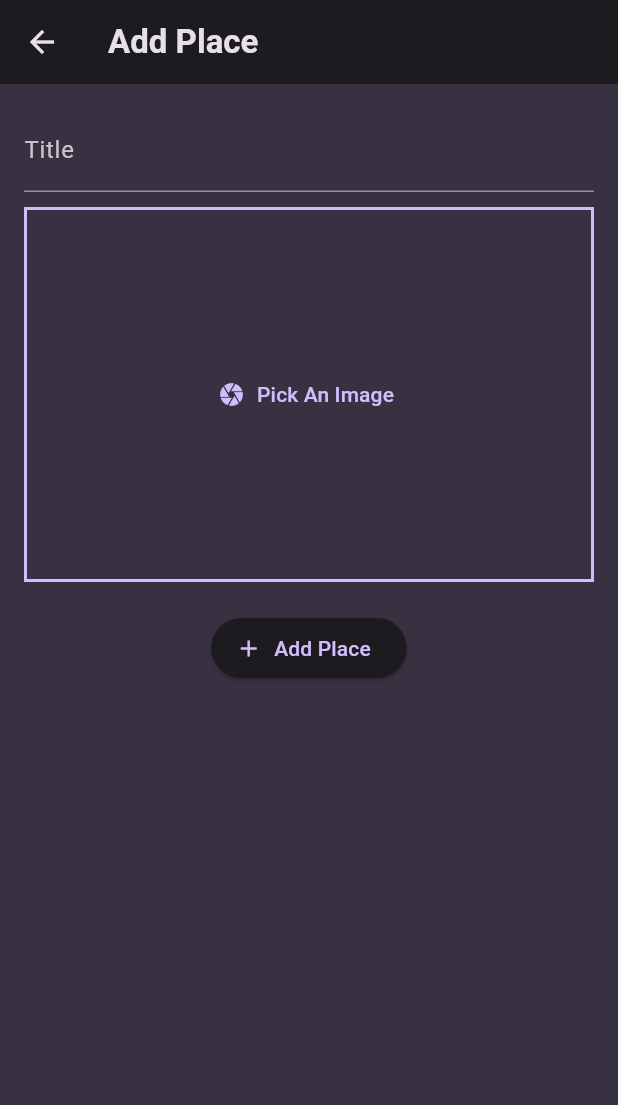
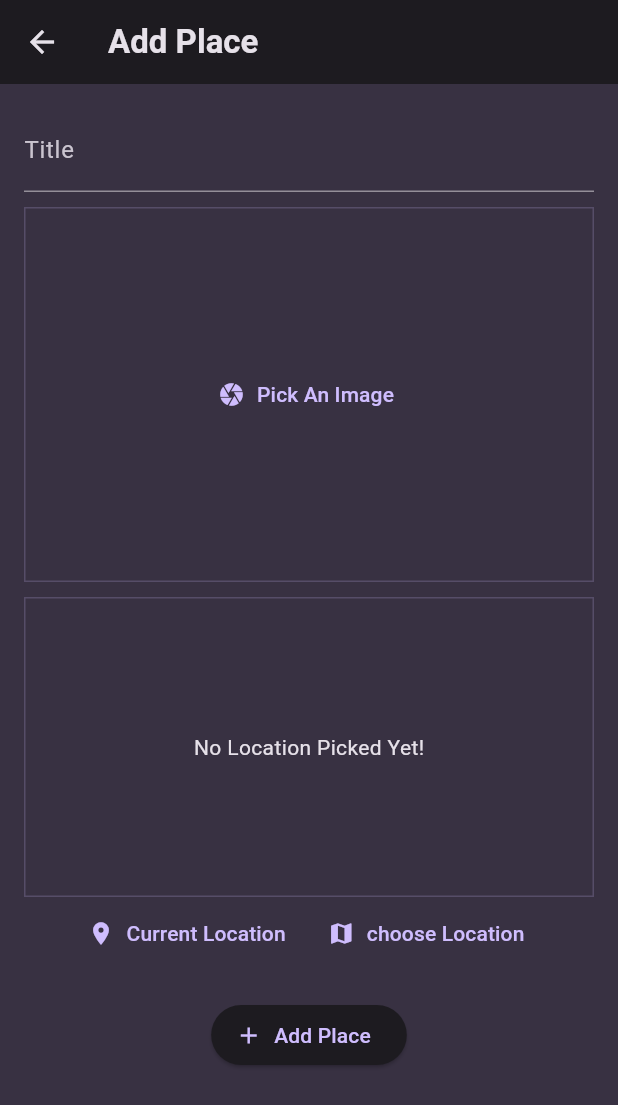
Before and after one commit to minaemil10/favourite_places, a Flutter app: the AddPlaceForm screen opened directly, on a phone screen of 412 x 824 dp. Shown: the top 1105 px of the screen. Run offline on Flutter 3.47's test engine with Material 3 defaults, Android fonts, the phone set to English and light mode, and no system bars; our stand-ins replace flutter_riverpod, google_fonts, image_picker, location.

Commit message:
added set my current location functionality

```diff
--- a/lib/models/fav_place.dart
+++ b/lib/models/fav_place.dart
@@ -1,9 +1,27 @@
 import 'dart:io';
 
+class PlaceLocation {
+  PlaceLocation({
+    required this.longitude,
+    required this.latitude,
+    required this.address,
+  });
+
+  final double longitude;
+  final double latitude;
+  final String address;
+}
+
 class FavPlace {
-  FavPlace({required this.id,required this.title,required this.image });
+  FavPlace({
+    required this.id,
+    required this.title,
+    required this.image,
+    required this.location,
+  });
 
   final String id;
   final String title;
   final File image;
+  final PlaceLocation location;
 }
--- a/lib/providers/fav_places_provider.dart
+++ b/lib/providers/fav_places_provider.dart
@@ -1,4 +1,3 @@
-
 import 'dart:io';
 
 import 'package:flutter_riverpod/flutter_riverpod.dart';
@@ -11,8 +10,13 @@ const uuid = Uuid();
 class FavPlacesNotifier extends StateNotifier<List<FavPlace>> {
   FavPlacesNotifier(super.state);
 
-  void addPlace(String title, File image) {
-    final newPlace = FavPlace(id: uuid.v4(), title: title,image: image);
+  void addPlace(String title, File image,PlaceLocation location) {
+    final newPlace = FavPlace(
+      id: uuid.v4(),
+      title: title,
+      image: image,
+      location: location,
+    );
     state = [newPlace, ...state];
   }
 }
--- a/lib/screens/add_place_form.dart
+++ b/lib/screens/add_place_form.dart
@@ -1,3 +1,5 @@
+import 'package:favourite_places/models/fav_place.dart';
+import 'package:favourite_places/widgets/pick_location.dart';
 import 'package:flutter/material.dart';
 import 'dart:io';
 
@@ -17,17 +19,19 @@ class _AddPlaceFormState extends ConsumerState<AddPlaceForm> {
   final formKey = GlobalKey<FormState>();
   File? image;
   String title = '';
+  PlaceLocation? location;
 
   void onAddPlace() {
     if (formKey.currentState!.validate()) {
-      if (image != null) {
+      if (image != null && location != null) {
         formKey.currentState!.save();
-        ref.read(favPlacesProvider.notifier).addPlace(title, image!);
+        ref.read(favPlacesProvider.notifier).addPlace(title, image!, location!);
         Navigator.pop(context); // Close the bottom sheet
       } else {
-        ScaffoldMessenger.of(
-          context,
-        ).showSnackBar(SnackBar(content: Text('Must Pick an image!')));
+        ScaffoldMessenger.of(context).clearSnackBars();
+        ScaffoldMessenger.of(context).showSnackBar(
+          SnackBar(content: Text('Must Pick an image & location!')),
+        );
       }
     }
   }
@@ -63,6 +67,12 @@ class _AddPlaceFormState extends ConsumerState<AddPlaceForm> {
               ),
               const SizedBox(height: 10),
               PickImage(onPick: onPickImage),
+              const SizedBox(height: 10),
+              PickLocation(
+                onSelectLocation: (loc) {
+                  location = loc;
+                },
+              ),
               const SizedBox(height: 20),
               ElevatedButton.icon(
                 onPressed: onAddPlace,
--- a/lib/widgets/pick_image.dart
+++ b/lib/widgets/pick_image.dart
@@ -49,8 +49,8 @@ class _PickImageState extends State<PickImage> {
       width: double.infinity,
       decoration: BoxDecoration(
         border: Border.all(
-          width: 2,
-          color: Theme.of(context).colorScheme.primary,
+          width: 1,
+          color: Theme.of(context).colorScheme.primary.withAlpha((0.2*255).toInt()),
         ),
       ),
       child: content,
--- /dev/null
+++ b/lib/widgets/pick_location.dart
@@ -0,0 +1,130 @@
+import 'dart:convert';
+
+import 'package:favourite_places/models/fav_place.dart';
+import 'package:flutter/material.dart';
+import 'package:location/location.dart';
+import 'package:http/http.dart' as http;
+
+class PickLocation extends StatefulWidget {
+  const PickLocation({super.key, required this.onSelectLocation});
+  final Function(PlaceLocation) onSelectLocation;
+  @override
+  State<PickLocation> createState() => _PickLocationState();
+}
+
+class _PickLocationState extends State<PickLocation> {
+  PlaceLocation? chosenLocation;
+  bool isChoosingLocation = false;
+
+  String get locationImageURL {
+    if (chosenLocation == null) {
+      return '';
+    }
+    final lat = chosenLocation!.latitude;
+    final lng = chosenLocation!.longitude;
+    return 'https://maps.googleapis.com/maps/api/staticmap?center=$lat,$lng&zoom=14&size=600x300&maptype=roadmap&markers=color:red%7Clabel:S%7C$lat,$lng&key=AIzaSyAWn2RgxY6qXV967TqpejoGqA9Xt1mtuY4';
+  }
+
+  void getCurrentLocation() async {
+    Location location = Location();
+
+    bool serviceEnabled;
+    PermissionStatus permissionGranted;
+    LocationData locationData;
+
+    serviceEnabled = await location.serviceEnabled();
+    if (!serviceEnabled) {
+      serviceEnabled = await location.requestService();
+      if (!serviceEnabled) {
+        return;
+      }
+    }
+
+    permissionGranted = await location.hasPermission();
+    if (permissionGranted == PermissionStatus.denied) {
+      permissionGranted = await location.requestPermission();
+      if (permissionGranted != PermissionStatus.granted) {
+        return;
+      }
+    }
+
+    setState(() {
+      isChoosingLocation = true;
+    });
+
+    locationData = await location.getLocation();
+    var lat = locationData.latitude;
+    var lng = locationData.longitude;
+    var url = Uri.parse(
+      'https://maps.googleapis.com/maps/api/geocode/json?latlng=$lat,$lng&key=AIzaSyAWn2RgxY6qXV967TqpejoGqA9Xt1mtuY4',
+    );
+    if (lat == null || lng == null) {
+      return;
+    }
+    var response = await http.get(url);
+    var decodedResponse = json.decode(response.body);
+    var address = decodedResponse['results'][0]['formatted_address'];
+    // print(address);
+    // print(locationData.longitude);
+    // print(locationData.latitude);
+
+    setState(() {
+      isChoosingLocation = false;
+      chosenLocation = PlaceLocation(
+        longitude: lng,
+        latitude: lat,
+        address: address,
+      );
+      widget.onSelectLocation(chosenLocation!);
+    });
+  }
+
+  @override
+  Widget build(BuildContext context) {
+    Widget content = Text(
+      'No Location Picked Yet!',
+      style: Theme.of(context).textTheme.bodyMedium!.copyWith(
+        color: Theme.of(context).colorScheme.onSurface,
+      ),
+    );
+    if (isChoosingLocation) {
+      content = CircularProgressIndicator();
+    }
+    if ( chosenLocation != null) {
+      content = Image.network(locationImageURL, fit: BoxFit.cover);
+    }
+    return Column(
+      children: [
+        Container(
+          height: 200,
+          width: double.infinity,
+          alignment: Alignment.center,
+          decoration: BoxDecoration(
+            border: Border.all(
+              width: 1,
+              color: Theme.of(
+                context,
+              ).colorScheme.primary.withAlpha((0.2 * 255).toInt()),
+            ),
+          ),
+          child: content,
+        ),
+        Row(
+          mainAxisAlignment: MainAxisAlignment.center,
+          children: [
+            TextButton.icon(
+              onPressed: getCurrentLocation,
+              icon: Icon(Icons.location_on),
+              label: Text('Current Location'),
+            ),
+            TextButton.icon(
+              onPressed: () {},
+              icon: Icon(Icons.map),
+              label: Text('choose Location'),
+            ),
+          ],
+        ),
+      ],
+    );
+  }
+}
--- a/pubspec.yaml
+++ b/pubspec.yaml
@@ -38,6 +38,8 @@ dependencies:
   flutter_riverpod: ^2.6.1
   uuid: ^4.5.1
   image_picker: ^1.1.2
+  location: ^8.0.1
+  http: ^1.4.0
 
 dev_dependencies:
   flutter_test:
```
Also changed, not shown: pubspec.lock, 1 other file.
